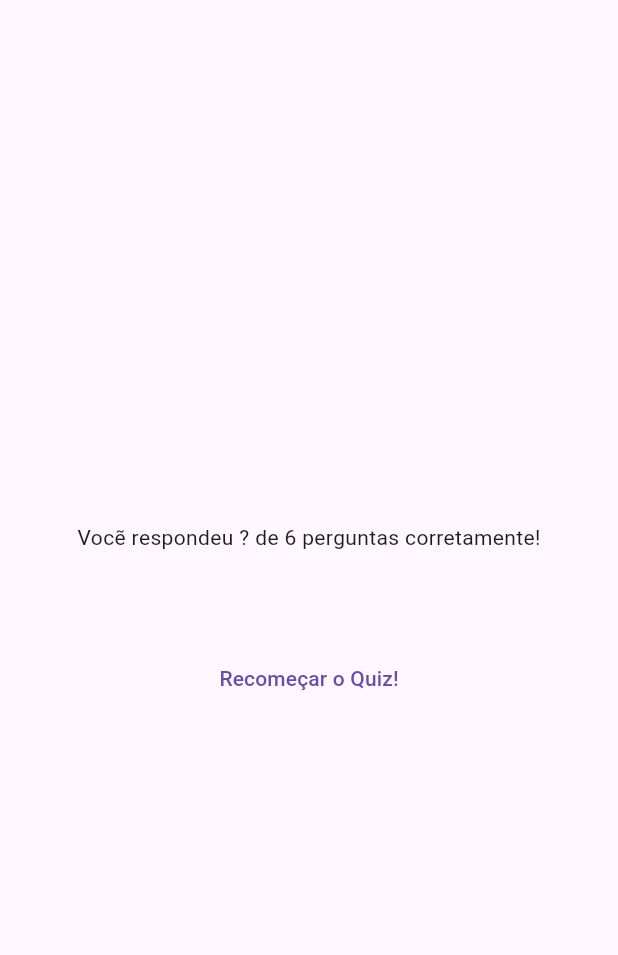
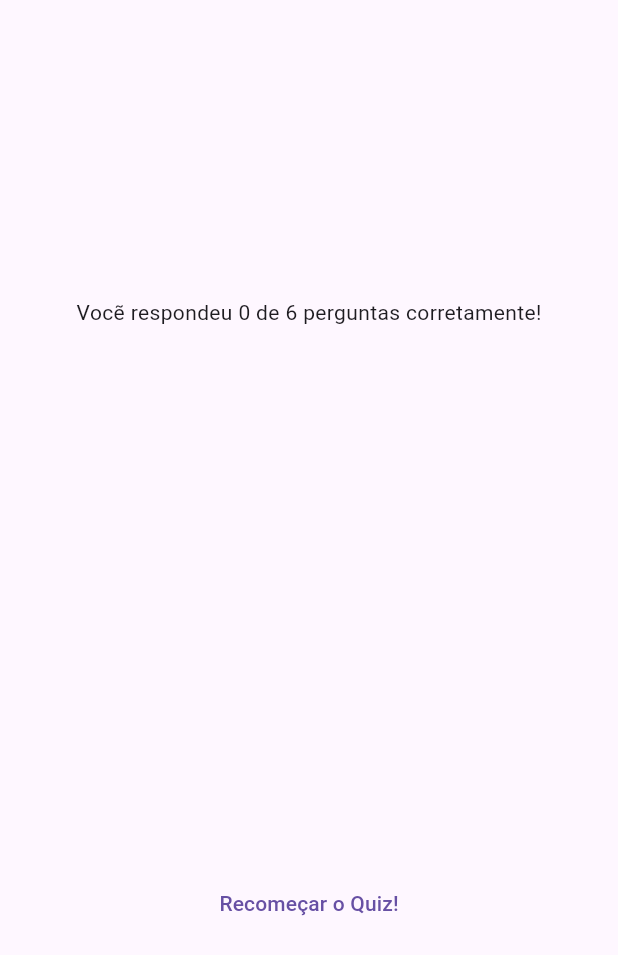
Before and after one commit to rlneto/flutterquiz, a Flutter app: the ResultsScreen widget shown alone on an empty page, opened directly with empty values, on a phone screen of 412 x 824 dp. Shown: the top 955 px of the screen. Run offline on Flutter 3.47's test engine with Material 3 defaults, Android fonts, the phone set to English and light mode, and no system bars; our stand-ins replace google_fonts.

Commit message:
Resultados (sem formatação)

```diff
--- a/lib/models/questions_summary.dart
+++ b/lib/models/questions_summary.dart
@@ -7,13 +7,17 @@ class QuestionsSummary extends StatelessWidget {
 
   @override
   Widget build(BuildContext context) {
-    return Column(
+    return SizedBox(
+      height: 300,
+      child: SingleChildScrollView(
+        child: Column(
           children:
               summaryData.map((data) {
                 return Row(
                   children: [
                     Text(((data['question_index'] as int) + 1).toString()),
-                Column(
+                    Expanded(
+                      child: Column(
                         children: [
                           Text(data['question'] as String),
                           SizedBox(height: 5),
@@ -21,9 +25,12 @@ class QuestionsSummary extends StatelessWidget {
                           Text(data['correct_answer'] as String),
                         ],
                       ),
+                    ),
                   ],
                 );
               }).toList(),
+        ),
+      ),
     );
   }
 }
--- a/lib/results_screen.dart
+++ b/lib/results_screen.dart
@@ -24,6 +24,16 @@ class ResultsScreen extends StatelessWidget {
 
   @override
   Widget build(BuildContext context) {
+    final summaryData = getSummaryData();
+    final numTotalQuestions = questions.length;
+    final numCorrectQuestions =
+        summaryData
+            .where((data) {
+              return data['correct_answer'] == data['user_answer'];
+            })
+            .toList()
+            .length;
+
     return SizedBox(
       width: double.infinity,
       child: Container(
@@ -31,9 +41,11 @@ class ResultsScreen extends StatelessWidget {
         child: Column(
           mainAxisAlignment: MainAxisAlignment.center,
           children: [
-            Text('Vocẽ respondeu ? de 6 perguntas corretamente!'),
+            Text(
+              'Vocẽ respondeu $numCorrectQuestions de $numTotalQuestions perguntas corretamente!',
+            ),
             SizedBox(height: 30),
-            QuestionsSummary(getSummaryData()),
+            QuestionsSummary(summaryData),
             SizedBox(height: 30),
             TextButton(onPressed: () {}, child: Text('Recomeçar o Quiz!')),
           ],
```
Lines whose indentation alone changed are shown as unchanged.
